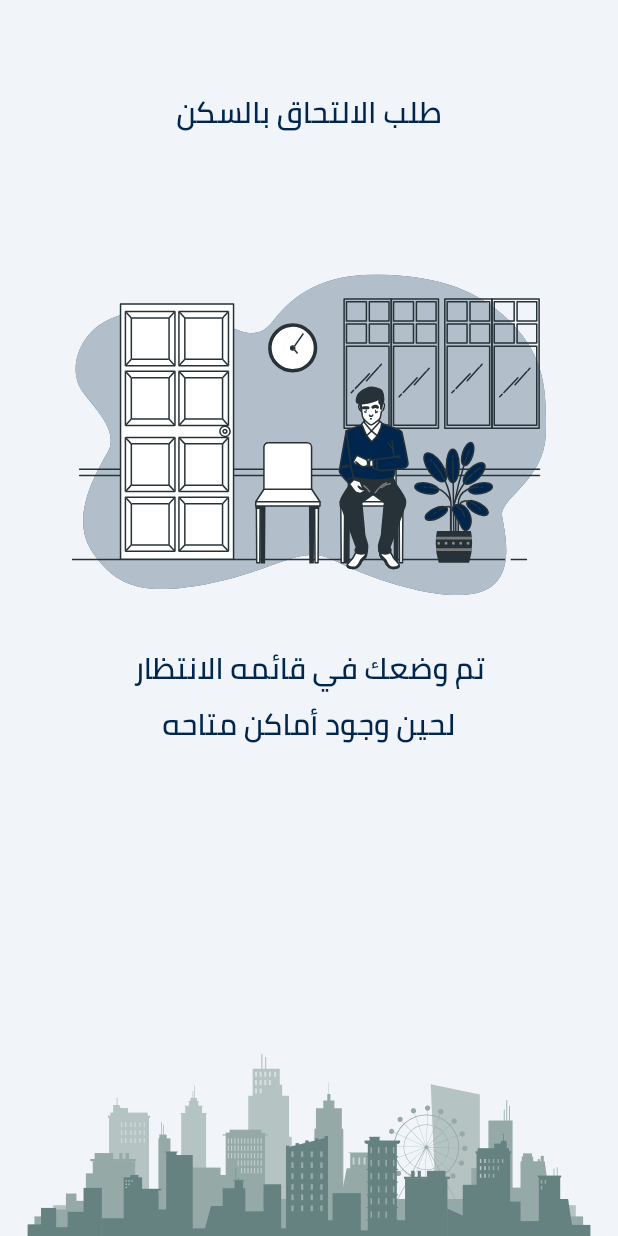
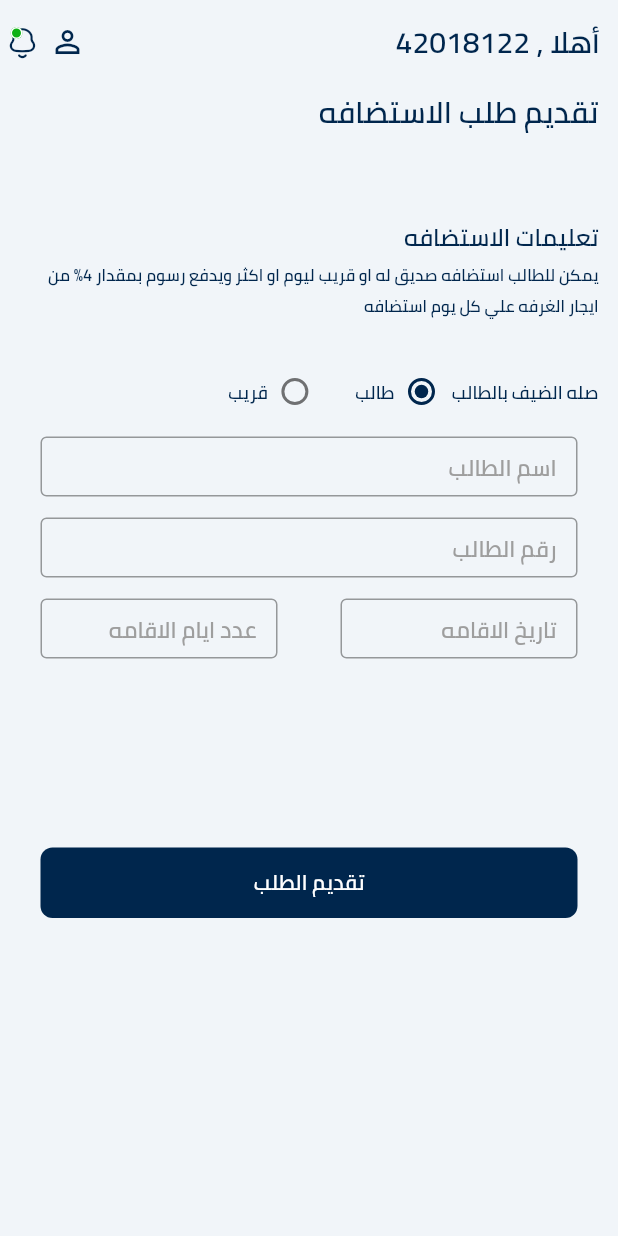
Before and after one commit to AbdelrahmanFouad1/university_housing, a Flutter app: the screen it shows after launch, on a phone screen of 412 x 824 dp. Run offline on Flutter 3.47's test engine with Material 2 defaults, Android fonts, the phone set to English and light mode, and no system bars; our stand-ins replace flutter_bloc, flutter_svg, hexcolor, image_picker, shared_preferences and 1 more; missing offline and left inert: dart:ffi.

Commit message:
hosting request

```diff
--- a/lib/main.dart
+++ b/lib/main.dart
@@ -17,6 +17,7 @@ import 'package:university_housing/shard/style/color.dart';
 import 'moduls/complaints/change_damaged_screen.dart';
 import 'moduls/complaints/change_lost_screen.dart';
 import 'moduls/complaints/complaints_screen.dart';
+import 'moduls/hostingRequests/hosting_requests_screen.dart';
 
 
 void main() async {
@@ -64,7 +65,7 @@ class MyApp extends StatelessWidget {
         fontFamily: 'cairo_semiBold',
       ),
       themeMode: ThemeMode.light,
-      home:  WaitingScreen(),
+      home:  HostingRequestsScreen(),
     );
   }
 }
--- /dev/null
+++ b/lib/moduls/hostingRequests/hosting_requests_screen.dart
@@ -0,0 +1,288 @@
+
+import 'dart:ffi';
+import 'dart:io';
+import 'package:flutter/cupertino.dart';
+import 'package:flutter/material.dart';
+import 'package:flutter/painting.dart';
+import 'package:flutter_svg/flutter_svg.dart';
+import 'package:image_picker/image_picker.dart';
+import 'package:intl/intl.dart';
+import 'package:university_housing/shard/components/components.dart';
+import 'package:university_housing/shard/style/color.dart';
+import 'dart:ui' as ui;
+
+class HostingRequestsScreen extends StatefulWidget {
+  @override
+  _HostingRequestsScreenState createState() => _HostingRequestsScreenState();
+}
+
+class _HostingRequestsScreenState extends State<HostingRequestsScreen> {
+  bool isStudent =true;
+  var dateController = TextEditingController();
+  var daysController = TextEditingController();
+  String? img_path = '8986093647738392104.jpg';
+
+  File? myImage ;
+  var picker = ImagePicker();
+  Future<void> getImage () async{
+    final pickedFile = await picker.getImage(source: ImageSource.gallery);
+    setState(() {
+      if(pickedFile!= null ){
+        myImage =File(pickedFile.path);
+        img_path = pickedFile.path.toString();
+        print(img_path);
+      }else{
+        print('Noooooooo');
+      }
+    });
+  }
+
+  @override
+  Widget build(BuildContext context) {
+    return Directionality(
+      textDirection:  ui.TextDirection.rtl,
+      child: Scaffold(
+        backgroundColor: backGround,
+        appBar: defaultAppBar(),
+        body: SingleChildScrollView(
+          child: Padding(
+            padding: const EdgeInsets.symmetric(horizontal: 13.0),
+            child: Container(
+              width: double.infinity,
+              child: Column(
+                crossAxisAlignment: CrossAxisAlignment.start,
+                children: [
+                  Text(
+                    'تقديم طلب الاستضافه',
+                    style: TextStyle(
+                      fontSize: 20.0,
+                      color: mainColors,
+                    ),
+                  ),
+                  SizedBox(height: 50.0,),
+                  Text(
+                    'تعليمات الاستضافه',
+                    style: TextStyle(
+                      fontSize: 16.0,
+                      color: mainColors,
+                    ),
+                  ),
+                  Text(
+                    'يمكن للطالب استضافه صديق له او قريب ليوم او اكثر ويدفع رسوم بمقدار 4% من ايجار الغرفه علي كل يوم استضافه ',
+                    style: TextStyle(
+                      fontSize: 11.0,
+                      color: mainColors,
+                    ),
+                  ),
+                  SizedBox(height: 35.0,),
+                  Row(
+                    children: [
+                      Text(
+                        'صله الضيف بالطالب',
+                        style: TextStyle(
+                          fontSize: 12.0,
+                          color: mainColors,
+                        ),
+                      ),
+                      SizedBox(width: 10.0,),
+                      Container(
+                        width: 20.0,
+                        height: 20.0,
+                        child: Radio(
+                            value: true,
+                            groupValue: isStudent,
+                            activeColor: mainColors,
+                            onChanged: (value) {
+                              setState(() {
+                                isStudent = true;
+                                print(isStudent);
+                              });
+                            },
+                        ),
+                      ),
+                      SizedBox(width: 8.0,),
+                      Text(
+                        'طالب',
+                        style: TextStyle(
+                          fontSize: 12.0,
+                          color: mainColors,
+                        ),
+                      ),
+                      SizedBox(width: 30.0,),
+                      Container(
+                        width: 20.0,
+                        height: 20.0,
+                        child: Radio(
+                          value: false,
+                          groupValue: isStudent,
+                          activeColor: mainColors,
+                          onChanged: (value) {
+                            setState(() {
+                              isStudent = false;
+                              print(isStudent);
+                            });
+                          },
+                        ),
+                      ),
+                      SizedBox(width: 8.0,),
+                      Text(
+                        'قريب',
+                        style: TextStyle(
+                          fontSize: 12.0,
+                          color: mainColors,
+                        ),
+                      ),
+                    ],
+                  ),
+                  SizedBox(height: 19.0,),
+                  Container(
+                    width: double.infinity,
+                    height: 40.0,
+                    margin: const EdgeInsets.symmetric(horizontal: 14.0),
+                    child: TextFormField(
+                      decoration: const InputDecoration(
+                        border: OutlineInputBorder(),
+                        hintText: 'اسم الطالب',
+                        contentPadding:const EdgeInsets.symmetric(horizontal:14.0),
+                        hintStyle: TextStyle(
+                          fontSize: 15.0,
+                          color: Colors.grey,
+                        ),
+                      ),
+                    ),
+                  ),
+                  SizedBox(height: 14.0,),
+                  Container(
+                    width: double.infinity,
+                    height: 40.0,
+                    margin: const EdgeInsets.symmetric(horizontal: 14.0),
+                    child: TextFormField(
+                      decoration: const InputDecoration(
+                        border: OutlineInputBorder(),
+                        hintText: 'رقم الطالب',
+                        contentPadding:const EdgeInsets.symmetric(horizontal:14.0),
+                        hintStyle: TextStyle(
+                          fontSize: 15.0,
+                          color: Colors.grey,
+                        ),
+                      ),
+                    ),
+                  ),
+                  SizedBox(height: 14.0,),
+                  Row(
+                    children: [
+                      Expanded(
+                        child: Container(
+                          width: double.infinity,
+                          height: 40.0,
+                          padding: const EdgeInsets.symmetric(horizontal: 14.0),
+                          child: TextFormField(
+                            keyboardType: TextInputType.datetime,
+                            controller: dateController,
+                            decoration: const InputDecoration(
+                              border: OutlineInputBorder(),
+                              hintText: 'تاريخ الاقامه',
+                              contentPadding:const EdgeInsets.symmetric(horizontal:14.0),
+                              hintStyle: TextStyle(
+                                fontSize: 15.0,
+                                color: Colors.grey,
+                              ),
+                            ),
+                            onTap:(){
+                              showDatePicker(context: context,
+                                  initialDate: DateTime.now(),
+                                  firstDate: DateTime.now(),
+                                  lastDate: DateTime.parse('2021-12-12')).then((value){
+                                dateController.text = DateFormat.yMMMd().format(value!);
+                              });
+                            },
+                          ),
+                        ),
+                      ),
+                      SizedBox(width: 14.0,),
+                      Expanded(
+                        child: Container(
+                          width: double.infinity,
+                          height: 40.0,
+                          padding: const EdgeInsets.symmetric(horizontal: 14.0),
+                          child: TextFormField(
+                            controller: daysController,
+                            keyboardType: TextInputType.number,
+                            decoration: const InputDecoration(
+                              border: OutlineInputBorder(),
+                              hintText: 'عدد ايام الاقامه',
+                              contentPadding:const EdgeInsets.symmetric(horizontal:14.0),
+                              hintStyle: TextStyle(
+                                fontSize: 15.0,
+                                color: Colors.grey,
+                              ),
+                            ),
+                          ),
+                        ),
+                      ),
+                    ],
+                  ),
+                  SizedBox(height: 14.0,),
+                  Container(
+                    width: isStudent? 0.0 : double.infinity,
+                    child: Stack(
+                      alignment: AlignmentDirectional.centerEnd,
+                      children: [
+                        Container(
+                          width: double.infinity,
+                          height: 40.0,
+                          margin: const EdgeInsets.symmetric(horizontal: 14.0),
+                          child: TextFormField(
+                            onTap: (){
+                                  setState(() {
+                                  getImage();
+                                });
+                            },
+                            initialValue: img_path == null? '': img_path,
+                            textDirection: ui.TextDirection.ltr,
+                            textAlign: TextAlign.end,
+                            decoration: const InputDecoration(
+                              border: OutlineInputBorder(),
+                              contentPadding:const EdgeInsets.symmetric(horizontal:14.0),
+                            ),
+                          ),
+                        ),
+
+                        Container(
+                          padding:const EdgeInsets.symmetric(horizontal: 28.0),
+                          height: 40.0,
+                          child: SvgPicture.asset(
+                            'assets/images/upload.svg',
+                            alignment: Alignment.center,
+                          ),
+                        ),
+                      ],
+                    ),
+                  ),
+
+                  Container(
+                    alignment: Alignment.center,
+                    width: isStudent? 0.0 : 220.0,
+                    height: isStudent? 0.0 : 220.0,
+                    child: myImage == null ? Text(''): Image(
+                      image: FileImage(myImage!),
+                      fit: BoxFit.cover,
+                    ),
+                  ),
+                  SizedBox(height: 72.0,),
+                  defaultButton(
+                      function: (){},
+                      text: 'تقديم الطلب',
+                      width: double.infinity,
+                      height: 47.0,
+                      marginSize: EdgeInsets.symmetric(horizontal: 14.0),
+                  ),
+                ],
+              ),
+            ),
+          ),
+        ),
+      ),
+    );
+  }
+}
--- a/lib/shard/components/components.dart
+++ b/lib/shard/components/components.dart
@@ -27,11 +27,13 @@ Widget defaultButton({
   double? height,
   double? radius = 8.0,
   double? fontSize ,
+  EdgeInsets? marginSize ,
   required VoidCallback function,
   required String text,
 }) => Container(
   width: width,
   height: height,
+  margin: marginSize,
   child: MaterialButton(
     onPressed: function,
     child: Text(
--- a/lib/shard/cubit/cubit.dart
+++ b/lib/shard/cubit/cubit.dart
@@ -2,6 +2,9 @@ import 'package:flutter_bloc/flutter_bloc.dart';
 import 'package:university_housing/shard/cubit/states.dart';
 
 class AppCubit extends Cubit<AppStates>{
+
   AppCubit() : super (AppInitialState());
   static AppCubit get(context) => BlocProvider.of(context);
+
+
 }
--- a/pubspec.yaml
+++ b/pubspec.yaml
@@ -43,6 +43,7 @@ dependencies:
   smooth_page_indicator: ^0.3.0-nullsafety.0
   carousel_slider: ^4.0.0
   flutter_svg: ^0.22.0
+  image_picker: ^0.7.4
 
 dev_dependencies:
   flutter_test:
```
Also changed, not shown: assets/images/upload.svg (added), lib/shard/cubit/states.dart (line endings or trailing spaces), pubspec.lock, 2 other files.
